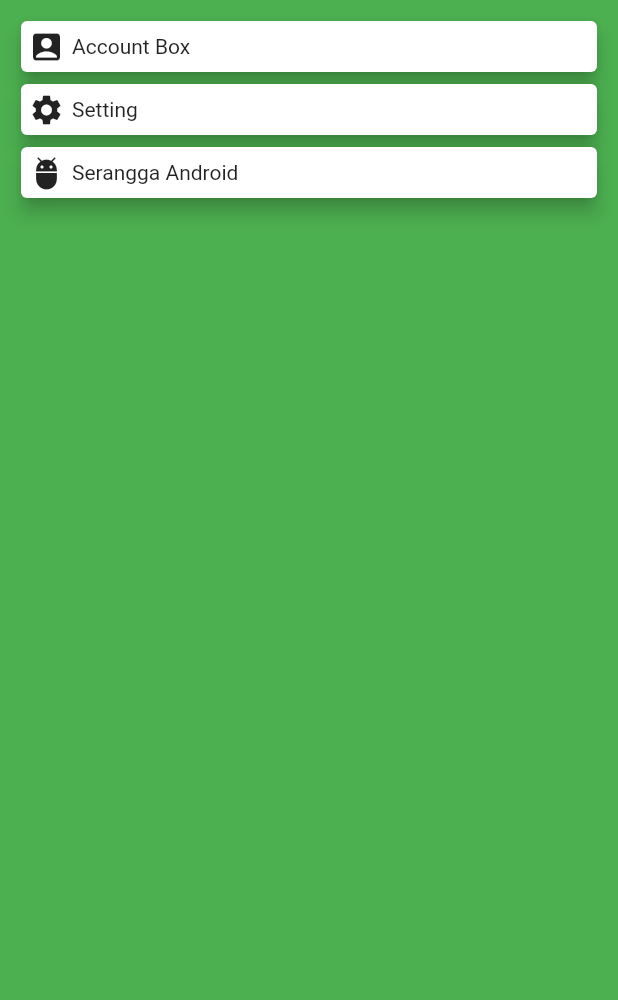
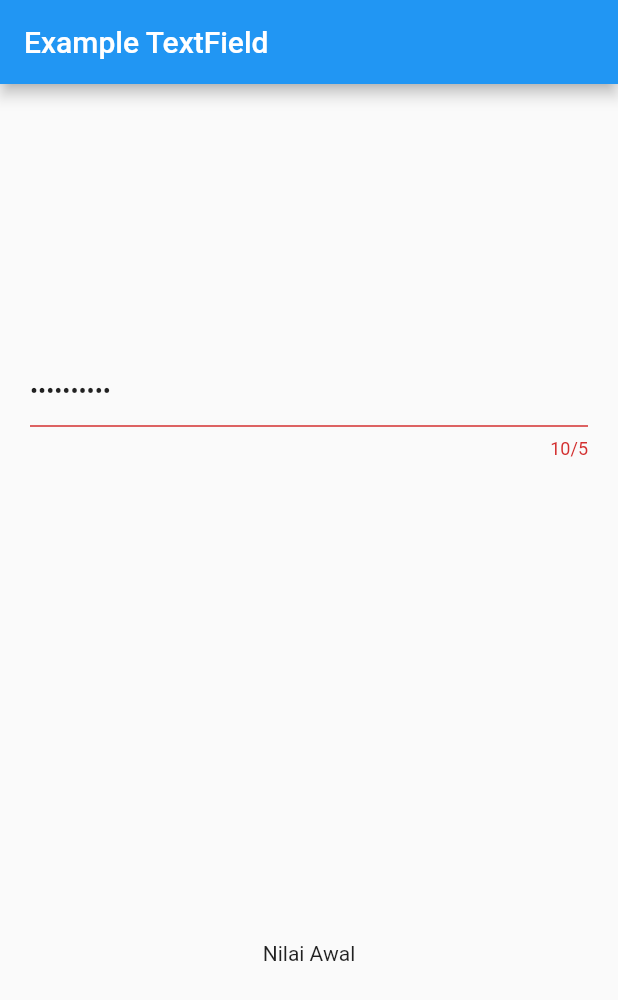
Before and after one commit to arifinmn11/basic-flutter, a Flutter app: the screen it shows after launch, on a phone screen of 412 x 824 dp. Shown: the top 1000 px of the screen. Run offline on Flutter 3.47's test engine with Material 2 defaults, Android fonts, the phone set to English and light mode, and no system bars.

Commit message:
example text field part 1

```diff
--- a/lib/main.dart
+++ b/lib/main.dart
@@ -4,43 +4,42 @@ void main() {
   runApp(const MyApp());
 }
 
-class MyApp extends StatelessWidget {
+class MyApp extends StatefulWidget {
   const MyApp({Key? key}) : super(key: key);
+
+  @override
+  _MyAppState createState() => _MyAppState();
+}
+
+class _MyAppState extends State<MyApp> {
+  TextEditingController controller = TextEditingController(text: 'Nilai Awal');
 
   @override
   Widget build(BuildContext context) {
     return MaterialApp(
       home: Scaffold(
-        backgroundColor: Colors.green,
-        // appBar: AppBar(
-        //   title: Text('Example Card View'),
-        // ),
+        appBar: AppBar(
+          title: Text('Example TextField'),
+        ),
         body: Container(
-          margin: EdgeInsets.all(10),
-          child: ListView(
+          margin: EdgeInsets.all(20),
+          child: Column(
+            mainAxisAlignment: MainAxisAlignment.spaceAround,
             children: <Widget>[
-              buildCard(Icons.account_box, 'Account Box'),
-              buildCard(Icons.settings, 'Setting'),
-              buildCard(Icons.adb, 'Serangga Android')
+              TextField(
+                // for input password
+                obscureText: true,
+                maxLength: 5,
+                onChanged: (value) {
+                  setState(() {});
+                },
+                controller: controller,
+              ),
+              Text(controller.text)
             ],
           ),
         ),
       ),
     );
   }
-
-  Card buildCard(IconData iconData, String text) {
-    return Card(
-      elevation: 5,
-      child: Row(
-        children: <Widget>[
-          Container(
-            margin: EdgeInsets.all(5),
-            child: Icon(iconData),
-          ),
-          Text(text),
-        ],
-      ),
-    );
-  }
 }
```
